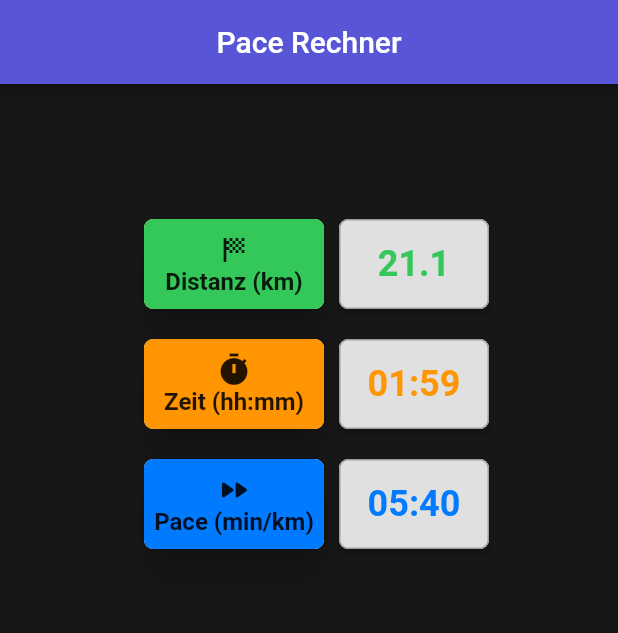
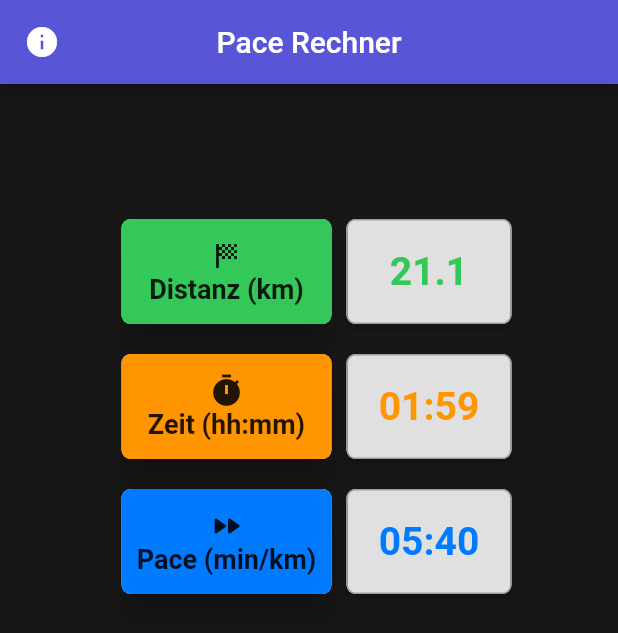
Before and after one commit to sebdombrowsky/publicDev, a Flutter app: the screen it shows after launch, on a phone screen of 412 x 824 dp. Shown: the top 633 px of the screen. Run offline on Flutter 3.47's test engine with Material 2 defaults, Android fonts, the phone set to English and light mode, and no system bars.

Commit message:
UI angepasst

```diff
--- a/PaceRechner/App/pace_rechner/lib/pages/pace_rechner_page.dart
+++ b/PaceRechner/App/pace_rechner/lib/pages/pace_rechner_page.dart
@@ -5,6 +5,8 @@ import 'package:pace_rechner/models/string_converter.dart';
 import 'package:pace_rechner/pages/pace_rechner_widgets/custom_button.dart';
 import 'package:pace_rechner/pages/pace_rechner_widgets/custom_distance_picker.dart';
 import 'package:pace_rechner/pages/pace_rechner_widgets/custom_time_picker.dart';
+
+import 'pace_rechner_widgets/pop_up_dialog.dart';
 
 class PaceRechnerPage extends StatefulWidget {
   const PaceRechnerPage({Key? key}) : super(key: key);
@@ -33,6 +35,12 @@ class _PaceRechnerPageState extends State<PaceRechnerPage> {
         title: Text("Pace Rechner"),
         centerTitle: true,
         backgroundColor: CupertinoColors.systemIndigo,
+        leading: IconButton (
+                 icon: Icon(Icons.info),
+                 onPressed: () {
+                       showDialog(context: context, builder: (BuildContext context) => PopUpDialog());
+                 },
+            ),
       ),
       body: SingleChildScrollView(
         physics: const BouncingScrollPhysics(),
@@ -54,16 +62,16 @@ class _PaceRechnerPageState extends State<PaceRechnerPage> {
                         text: "Distanz (km)",
                         buttonColor: CupertinoColors.activeGreen,
                         icon: Icons.sports_score,
-                        height: 60,
-                        width: 120,
+                        height: 70,
+                        width: 140,
                       ),
                       Material(
                         borderOnForeground: true,
                         elevation: 2,
                         borderRadius: BorderRadius.circular(6),
                         child: Container(
-                          width: 100,
-                          height: 60,
+                          width: 110,
+                          height: 70,
                           decoration: BoxDecoration(
                               color: Colors.grey[300],
                               border: Border.all(color: Colors.grey[500]!),
@@ -86,16 +94,16 @@ class _PaceRechnerPageState extends State<PaceRechnerPage> {
                         text: "Zeit (hh:mm)",
                         buttonColor: CupertinoColors.activeOrange,
                         icon: Icons.timer,
-                        height: 60,
-                        width: 120,
+                        height: 70,
+                        width: 140,
                       ),
                       Material(
                         borderOnForeground: true,
                         elevation: 2,
                         borderRadius: BorderRadius.circular(6),
                         child: Container(
-                          width: 100,
-                          height: 60,
+                          width: 110,
+                          height: 70,
                           decoration: BoxDecoration(
                               color: Colors.grey[300],
                               border: Border.all(color: Colors.grey[500]!),
@@ -119,16 +127,16 @@ class _PaceRechnerPageState extends State<PaceRechnerPage> {
                         text: "Pace (min/km)",
                         buttonColor: CupertinoColors.activeBlue,
                         icon: Icons.fast_forward_rounded,
-                        height: 60,
-                        width: 120,
+                        height: 70,
+                        width: 140,
                       ),
                       Material(
                         borderOnForeground: true,
                         elevation: 2,
                         borderRadius: BorderRadius.circular(6),
                         child: Container(
-                          width: 100,
-                          height: 60,
+                          width: 110,
+                          height: 70,
                           decoration: BoxDecoration(
                               color: Colors.grey[300],
                               border: Border.all(color: Colors.grey[500]!),
--- a/PaceRechner/App/pace_rechner/lib/pages/pace_rechner_widgets/custom_button.dart
+++ b/PaceRechner/App/pace_rechner/lib/pages/pace_rechner_widgets/custom_button.dart
@@ -29,7 +29,7 @@ class CustomButton extends StatelessWidget {
               mainAxisAlignment: MainAxisAlignment.center,
               children: [
                 Icon(icon),
-                Text(text, style: TextStyle(fontSize: 16, fontWeight: FontWeight.bold,),),
+                Text(text, style: TextStyle(fontSize: 18, fontWeight: FontWeight.bold,),),
               ],
             ),
           ),
--- a/PaceRechner/App/pace_rechner/lib/pages/pace_rechner_widgets/custom_time_picker.dart
+++ b/PaceRechner/App/pace_rechner/lib/pages/pace_rechner_widgets/custom_time_picker.dart
@@ -51,7 +51,7 @@ class _CustomTimePickerState extends State<CustomTimePicker> {
         widget.controller.text == "" ? anzeige : widget.controller.text,
         style: TextStyle(
             color: widget.mode == CupertinoTimerPickerMode.hm ? CupertinoColors.activeOrange : CupertinoColors.activeBlue,
-            fontSize: 24,
+            fontSize: 26,
             fontWeight: FontWeight.bold),
       ),
     );
```
Also changed, not shown: PaceRechner/App/pace_rechner/lib/pages/pace_rechner_widgets/custom_distance_picker.dart (+9 -1 lines), PaceRechner/App/pace_rechner/lib/pages/pace_rechner_widgets/pop_up_dialog.dart (added, +31 -0 lines).
